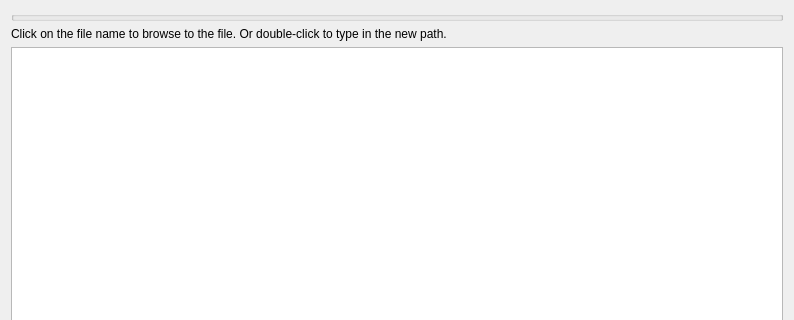
Old version of the form GUI_UIs/ui_dialog_manage_links.ui in the repository ccbogel/QualCoder; both pictures show x 0 to 794 and y 0 to 320 of the 794 by 560 pixel window.
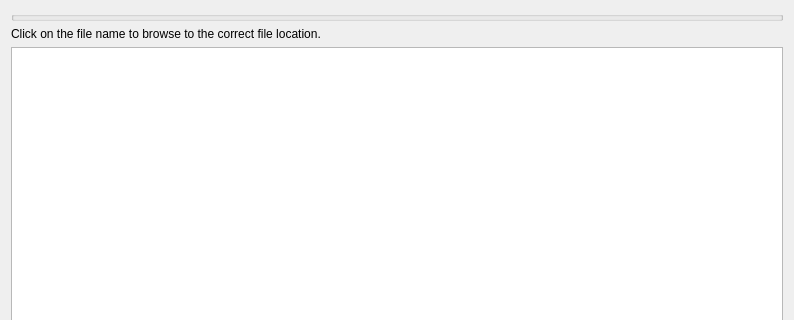
New version of the form.

```diff
--- a/GUI_UIs/ui_dialog_manage_links.ui
+++ b/GUI_UIs/ui_dialog_manage_links.ui
@@ -39,7 +39,7 @@
    <item row="2" column="0">
     <widget class="QLabel" name="label_1">
      <property name="text">
-      <string>Click on the file name to browse to the file. Or double-click to type in the new path.</string>
+      <string>Click on the file name to browse to the correct file location.</string>
      </property>
     </widget>
    </item>
```
